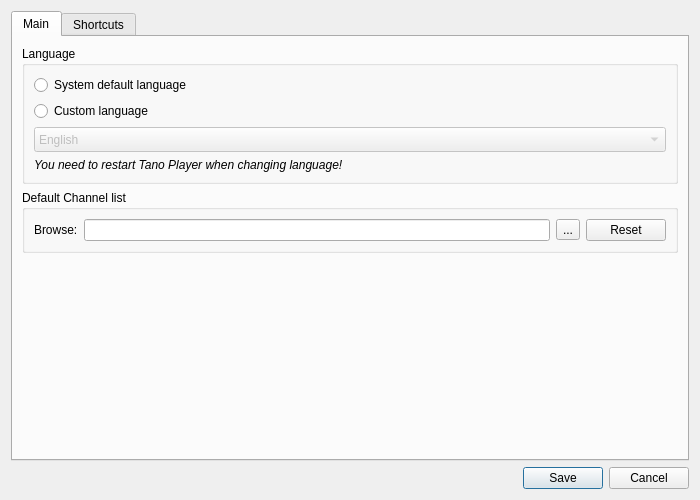
Qt form ui/EditSettings.ui (ntadej/tano) before a commit.
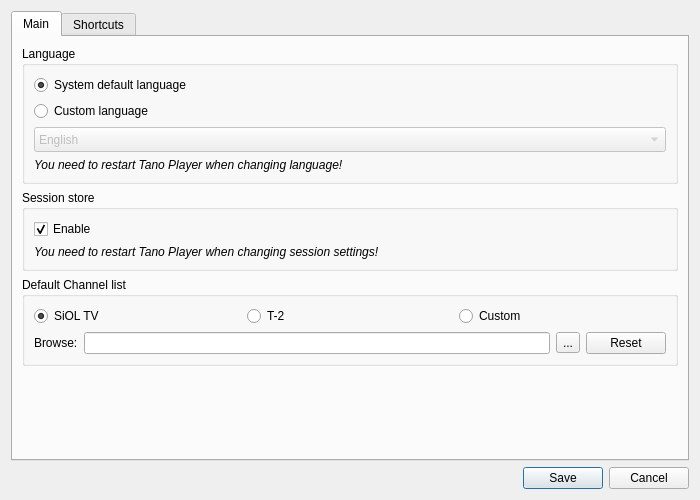
The same form after that commit. Icons and pictures are not drawn. Custom widgets are drawn as their Qt base class.

Commit message: New About dialog, Settings update

```diff
--- a/ui/EditSettings.ui
+++ b/ui/EditSettings.ui
@@ -32,7 +32,7 @@
       <attribute name="title" >
        <string>Main</string>
       </attribute>
-      <layout class="QVBoxLayout" name="verticalLayout_2" >
+      <layout class="QVBoxLayout" name="verticalLayout_4" >
        <item>
         <widget class="QGroupBox" name="langBox" >
          <property name="title" >
@@ -44,6 +44,9 @@
             <property name="text" >
              <string>System default language</string>
             </property>
+            <property name="checked" >
+             <bool>true</bool>
+            </property>
            </widget>
           </item>
           <item>
@@ -86,12 +89,71 @@
          </layout>
         </widget>
        </item>
+       <item>
+        <widget class="QGroupBox" name="sessionBox" >
+         <property name="title" >
+          <string>Session store</string>
+         </property>
+         <layout class="QVBoxLayout" name="verticalLayout_5" >
+          <item>
+           <widget class="QCheckBox" name="checkSession" >
+            <property name="text" >
+             <string>Enable</string>
+            </property>
+            <property name="checked" >
+             <bool>true</bool>
+            </property>
+           </widget>
+          </item>
+          <item>
+           <widget class="QLabel" name="label_2" >
+            <property name="text" >
+             <string>&lt;i>You need to restart Tano Player when changing session settings!&lt;/i></string>
+            </property>
+           </widget>
+          </item>
+         </layout>
+        </widget>
+       </item>
        <item>
         <widget class="QGroupBox" name="defaultBox" >
          <property name="title" >
           <string>Default Channel list</string>
          </property>
-         <layout class="QHBoxLayout" name="horizontalLayout" >
+         <layout class="QVBoxLayout" name="verticalLayout_2" >
+          <item>
+           <layout class="QHBoxLayout" name="typeLayout" >
+            <item>
+             <widget class="QRadioButton" name="radioSiol" >
+              <property name="text" >
+               <string>SiOL TV</string>
+              </property>
+              <property name="checked" >
+               <bool>true</bool>
+              </property>
+             </widget>
+            </item>
+            <item>
+             <widget class="QRadioButton" name="radioT2" >
+              <property name="text" >
+               <string>T-2</string>
+              </property>
+              <property name="checkable" >
+               <bool>false</bool>
+              </property>
+             </widget>
+            </item>
+            <item>
+             <widget class="QRadioButton" name="radioBrowse" >
+              <property name="text" >
+               <string>Custom</string>
+              </property>
+             </widget>
+            </item>
+           </layout>
+          </item>
+          <item>
+           <layout class="QHBoxLayout" name="browseLayout" >
           <item>
            <widget class="QLabel" name="pLabel" >
             <property name="text" >
@@ -124,6 +186,8 @@
            </widget>
           </item>
          </layout>
+          </item>
+         </layout>
         </widget>
        </item>
        <item>
```
Left out of the diff: 36 changed lines with no effect on the pictures. Lines whose indentation alone changed are shown as unchanged. The commit also changes 17 other files.
